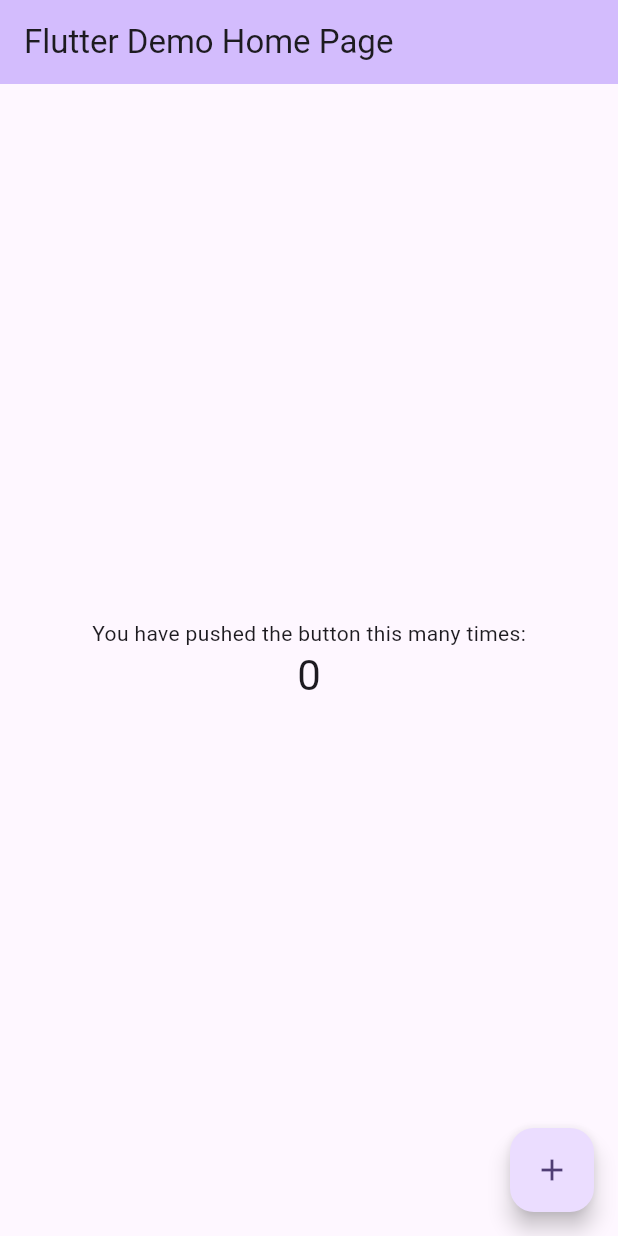
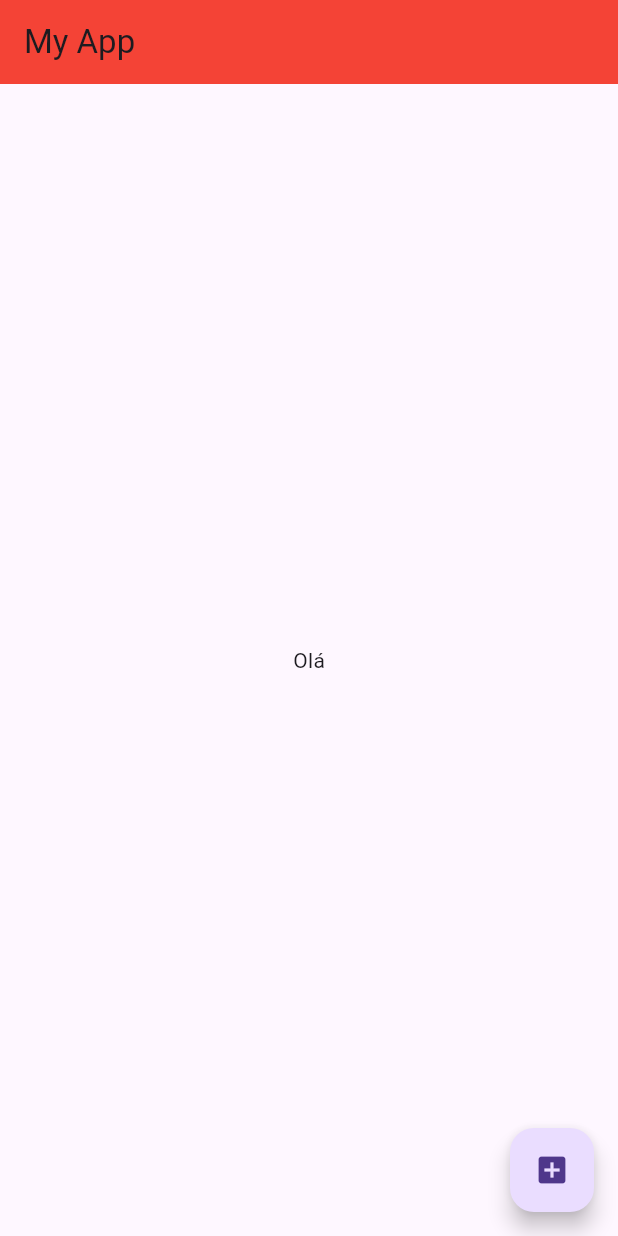
Before and after one commit to leofsousa/flutter-project-dio, a Flutter app: the screen it shows after launch, on a phone screen of 412 x 824 dp. Run offline on Flutter 3.47's test engine with Material 3 defaults, Android fonts, the phone set to English and light mode, and no system bars.

Commit message:
update main

```diff
--- a/flutter_apk_1/lib/main.dart
+++ b/flutter_apk_1/lib/main.dart
@@ -7,119 +7,40 @@ void main() {
 class MyApp extends StatelessWidget {
   const MyApp({super.key});
 
-  // This widget is the root of your application.
   @override
   Widget build(BuildContext context) {
     return MaterialApp(
-      title: 'Flutter Demo',
+      debugShowCheckedModeBanner: false,
       theme: ThemeData(
-        // This is the theme of your application.
-        //
-        // TRY THIS: Try running your application with "flutter run". You'll see
-        // the application has a purple toolbar. Then, without quitting the app,
-        // try changing the seedColor in the colorScheme below to Colors.green
-        // and then invoke "hot reload" (save your changes or press the "hot
-        // reload" button in a Flutter-supported IDE, or press "r" if you used
-        // the command line to start the app).
-        //
-        // Notice that the counter didn't reset back to zero; the application
-        // state is not lost during the reload. To reset the state, use hot
-        // restart instead.
-        //
-        // This works for code too, not just values: Most code changes can be
-        // tested with just a hot reload.
-        colorScheme: ColorScheme.fromSeed(seedColor: Colors.deepPurple),
-        useMaterial3: true,
+        primarySwatch: Colors.red,
+        appBarTheme: const AppBarTheme(
+          color: Colors.red
+        )
       ),
-      home: const MyHomePage(title: 'Flutter Demo Home Page'),
+      home: const HomePage(),
     );
   }
 }
 
-class MyHomePage extends StatefulWidget {
-  const MyHomePage({super.key, required this.title});
-
-  // This widget is the home page of your application. It is stateful, meaning
-  // that it has a State object (defined below) that contains fields that affect
-  // how it looks.
-
-  // This class is the configuration for the state. It holds the values (in this
-  // case the title) provided by the parent (in this case the App widget) and
-  // used by the build method of the State. Fields in a Widget subclass are
-  // always marked "final".
-
-  final String title;
+class HomePage extends StatefulWidget {
+  const HomePage({super.key});
 
   @override
-  State<MyHomePage> createState() => _MyHomePageState();
+  State<HomePage> createState() => _HomePageState();
 }
 
-class _MyHomePageState extends State<MyHomePage> {
-  int _counter = 0;
-
-  void _incrementCounter() {
-    setState(() {
-      // This call to setState tells the Flutter framework that something has
-      // changed in this State, which causes it to rerun the build method below
-      // so that the display can reflect the updated values. If we changed
-      // _counter without calling setState(), then the build method would not be
-      // called again, and so nothing would appear to happen.
-      _counter++;
-    });
-  }
-
+class _HomePageState extends State<HomePage> {
   @override
   Widget build(BuildContext context) {
-    // This method is rerun every time setState is called, for instance as done
-    // by the _incrementCounter method above.
-    //
-    // The Flutter framework has been optimized to make rerunning build methods
-    // fast, so that you can just rebuild anything that needs updating rather
-    // than having to individually change instances of widgets.
     return Scaffold(
       appBar: AppBar(
-        // TRY THIS: Try changing the color here to a specific color (to
-        // Colors.amber, perhaps?) and trigger a hot reload to see the AppBar
-        // change color while the other colors stay the same.
-        backgroundColor: Theme.of(context).colorScheme.inversePrimary,
-        // Here we take the value from the MyHomePage object that was created by
-        // the App.build method, and use it to set our appbar title.
-        title: Text(widget.title),
-      ),
-      body: Center(
-        // Center is a layout widget. It takes a single child and positions it
-        // in the middle of the parent.
-        child: Column(
-          // Column is also a layout widget. It takes a list of children and
-          // arranges them vertically. By default, it sizes itself to fit its
-          // children horizontally, and tries to be as tall as its parent.
-          //
-          // Column has various properties to control how it sizes itself and
-          // how it positions its children. Here we use mainAxisAlignment to
-          // center the children vertically; the main axis here is the vertical
-          // axis because Columns are vertical (the cross axis would be
-          // horizontal).
-          //
-          // TRY THIS: Invoke "debug painting" (choose the "Toggle Debug Paint"
-          // action in the IDE, or press "p" in the console), to see the
-          // wireframe for each widget.
-          mainAxisAlignment: MainAxisAlignment.center,
-          children: <Widget>[
-            const Text(
-              'You have pushed the button this many times:',
-            ),
-            Text(
-              '$_counter',
-              style: Theme.of(context).textTheme.headlineMedium,
-            ),
-          ],
+        title: const Text('My App'),
         ),
-      ),
+      body: const Center(child: Text('Olá')),
       floatingActionButton: FloatingActionButton(
-        onPressed: _incrementCounter,
-        tooltip: 'Increment',
-        child: const Icon(Icons.add),
-      ), // This trailing comma makes auto-formatting nicer for build methods.
+        child: const Icon(Icons.add_box),
+        onPressed: () {}
+        ),
     );
   }
 }
```
